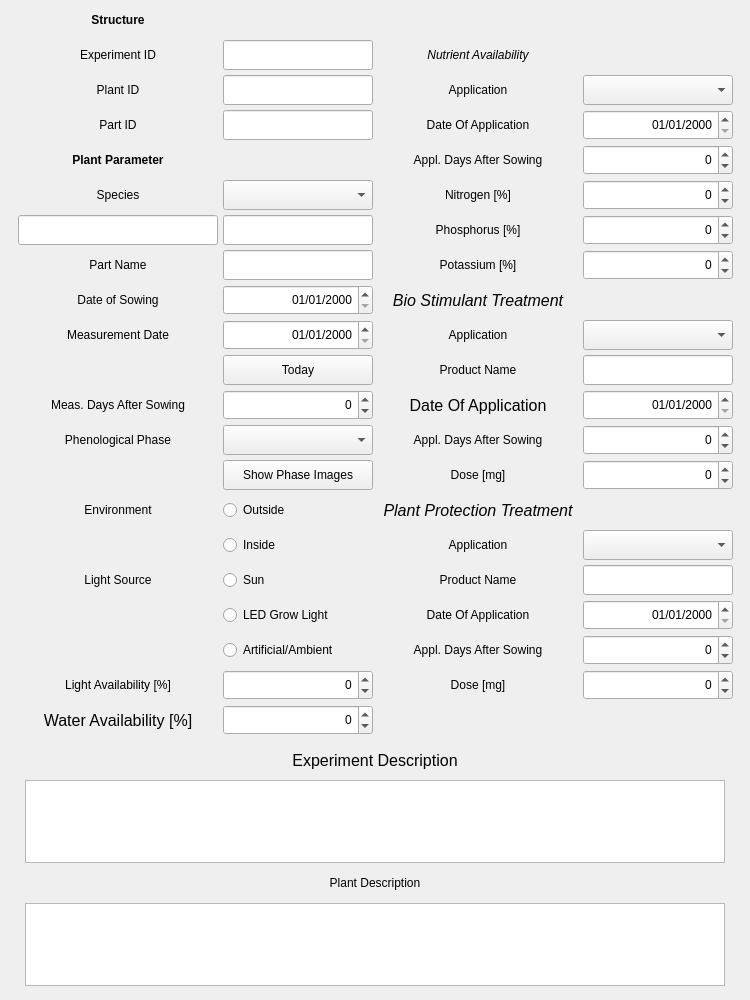
Qt form Applications/relax2/ui/agriMRI.ui (aberg-vrvis/ocra) before a commit.
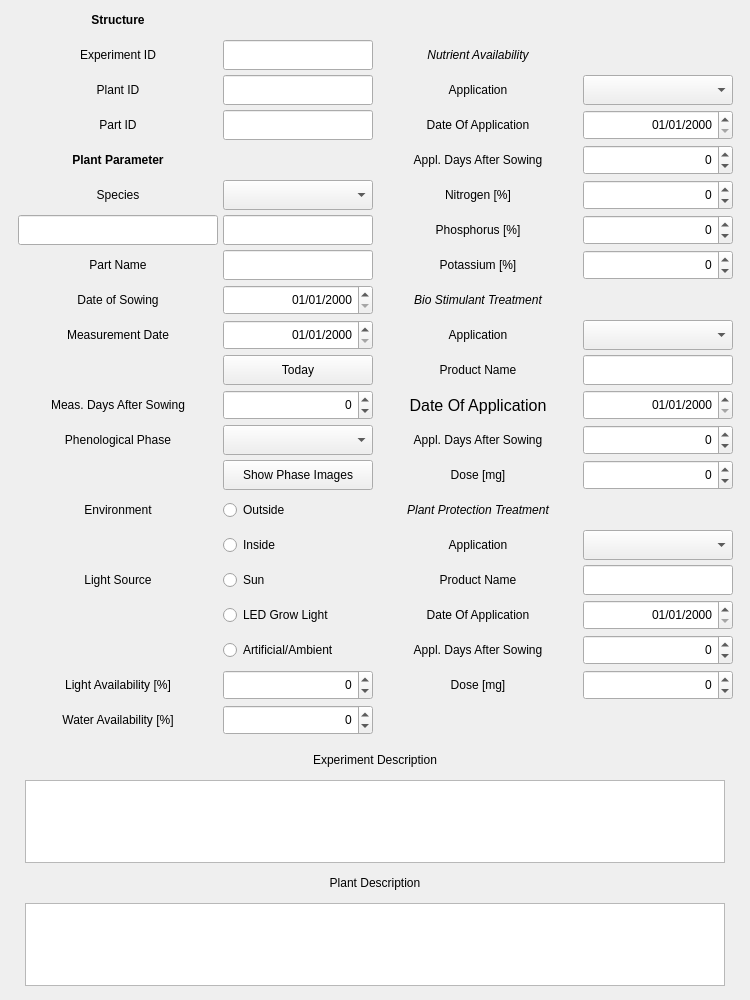
The same form after that commit.

Diff of the .ui file:
```diff
--- a/Applications/relax2/ui/agriMRI.ui
+++ b/Applications/relax2/ui/agriMRI.ui
@@ -71,7 +71,6 @@
         </property>
         <property name="font">
          <font>
-          <pointsize>12</pointsize>
           <italic>true</italic>
          </font>
         </property>
@@ -663,7 +662,6 @@
         </property>
         <property name="font">
          <font>
-          <pointsize>12</pointsize>
           <italic>true</italic>
          </font>
         </property>
@@ -1488,11 +1486,6 @@
           <height>30</height>
          </size>
         </property>
-        <property name="font">
-         <font>
-          <pointsize>12</pointsize>
-         </font>
-        </property>
         <property name="text">
          <string>Water Availability [%]</string>
         </property>
@@ -1735,11 +1728,6 @@
             <height>30</height>
            </size>
           </property>
-          <property name="font">
-           <font>
-            <pointsize>12</pointsize>
-           </font>
-          </property>
           <property name="text">
            <string>Experiment Description</string>
           </property>
```
